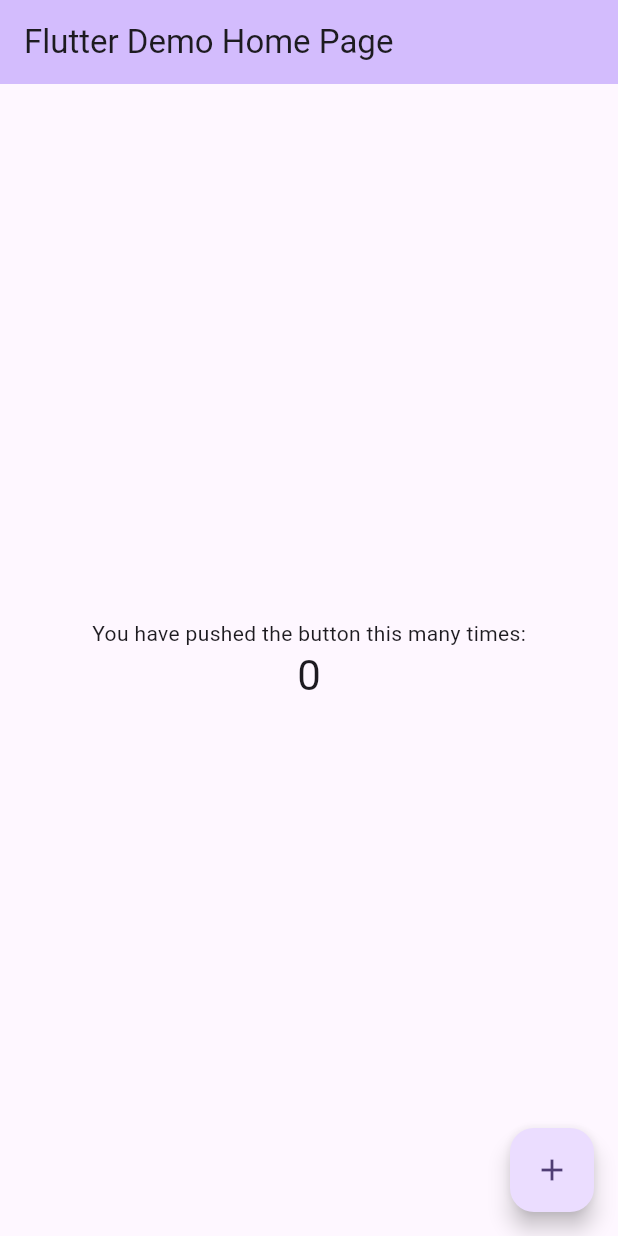
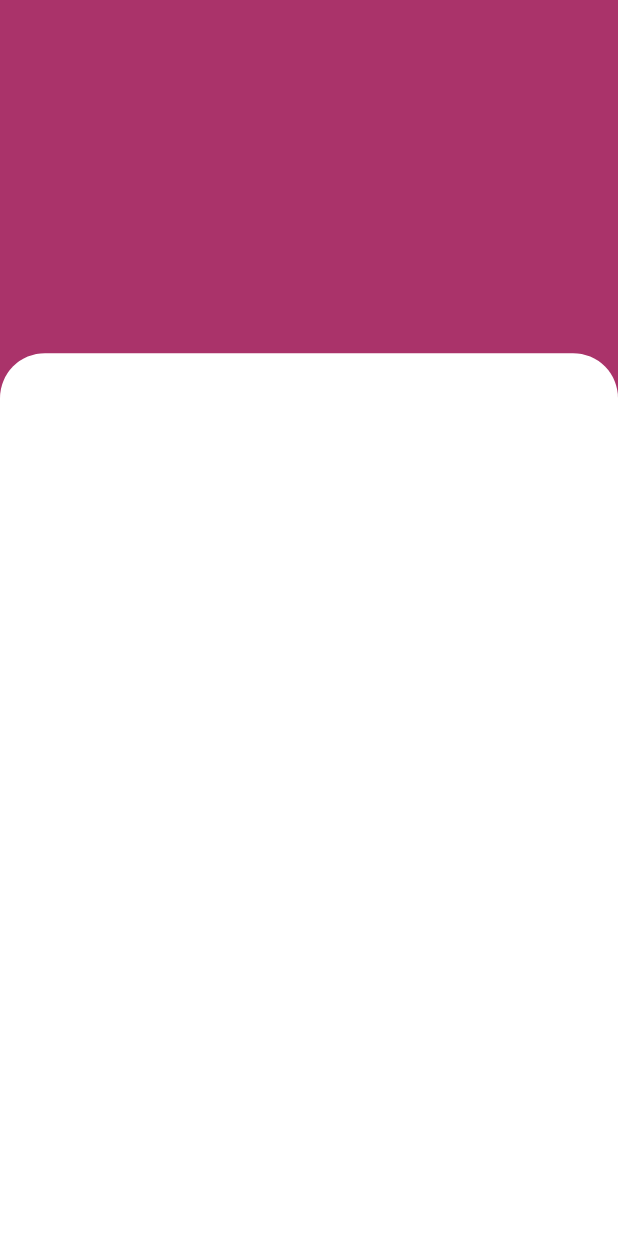
Before and after one commit to Hadiya42/food_app_module_1, a Flutter app: the screen it shows after launch, on a phone screen of 412 x 824 dp. Run offline on Flutter 3.47's test engine with Material 3 defaults, Android fonts, the phone set to English and light mode, and no system bars.

Commit message:
Added login Screen and additional things

```diff
--- /dev/null
+++ b/lib/Constants/colors_and _text.dart
@@ -0,0 +1,3 @@
+import 'dart:ui';
+
+const Color bgColor = Color(0xffaa336A);
--- /dev/null
+++ b/lib/Screens/homepage.dart
@@ -0,0 +1,33 @@
+import 'package:flutter/material.dart';
+
+import '../Constants/colors_and _text.dart';
+
+class HomePage extends StatelessWidget {
+  const HomePage({super.key});
+
+  @override
+  Widget build(BuildContext context) {
+    return  Scaffold(
+      backgroundColor: bgColor,
+      body: ListView(
+        children:  [
+          SizedBox(
+            width: MediaQuery.of(context).size.width,
+            height: MediaQuery.of(context).size.height /3.5,
+          ),
+    Container(
+    decoration: const BoxDecoration(
+    color: Colors.white,
+    borderRadius: BorderRadius.only(
+    topLeft: Radius.circular(30),
+    topRight: Radius.circular(30),
+    )),
+    width: MediaQuery.of(context).size.width,
+    height: MediaQuery.of(context).size.height,
+    )
+        ]
+
+      )
+    );
+  }
+}
--- a/lib/main.dart
+++ b/lib/main.dart
@@ -1,4 +1,7 @@
 import 'package:flutter/material.dart';
+
+
+import 'Screens/homepage.dart';
 
 void main() {
   runApp(const MyApp());
@@ -11,70 +14,13 @@ class MyApp extends StatelessWidget {
   @override
   Widget build(BuildContext context) {
     return MaterialApp(
+      debugShowCheckedModeBanner: false,
       title: 'Food App Module',
       theme: ThemeData(
-
         colorScheme: ColorScheme.fromSeed(seedColor: Colors.deepPurple),
         useMaterial3: true,
       ),
-      home: const MyHomePage(title: 'Flutter Demo Home Page'),
+      home: const HomePage(),
     );
   }
 }
-
-class MyHomePage extends StatefulWidget {
-  const MyHomePage({super.key, required this.title});
-
-
-
-  final String title;
-
-  @override
-  State<MyHomePage> createState() => _MyHomePageState();
-}
-
-class _MyHomePageState extends State<MyHomePage> {
-  int _counter = 0;
-
-  void _incrementCounter() {
-    setState(() {
-
-      _counter++;
-    });
-  }
-
-  @override
-  Widget build(BuildContext context) {
-
-    return Scaffold(
-      appBar: AppBar(
-
-        backgroundColor: Theme.of(context).colorScheme.inversePrimary,
-
-        title: Text(widget.title),
-      ),
-      body: Center(
-        // Center is a layout widget. It takes a single child and positions it
-        // in the middle of the parent.
-        child: Column(
-
-          mainAxisAlignment: MainAxisAlignment.center,
-          children: <Widget>[
-            const Text(
-              'You have pushed the button this many times:',
-            ),
-            Text(
-              '$_counter',
-              style: Theme.of(context).textTheme.headlineMedium,
-            ),
-          ],
-        ),
-      ),
-      floatingActionButton: FloatingActionButton(
-        onPressed: _incrementCounter,
-        tooltip: 'Increment',
-        child: const Icon(Icons.add),
-      ), // This trailing comma makes auto-formatting nicer for build methods.
-    );
-  }
-}
```
Also changed, not shown: lib/Constants/customTextField.dart (added).
